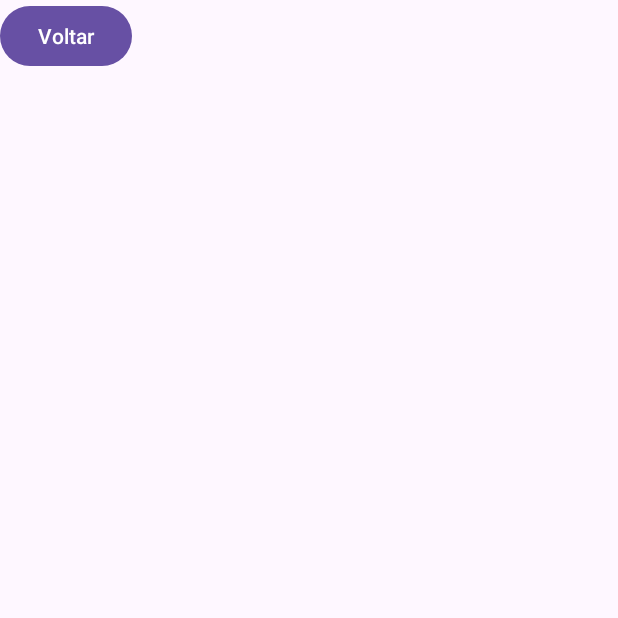
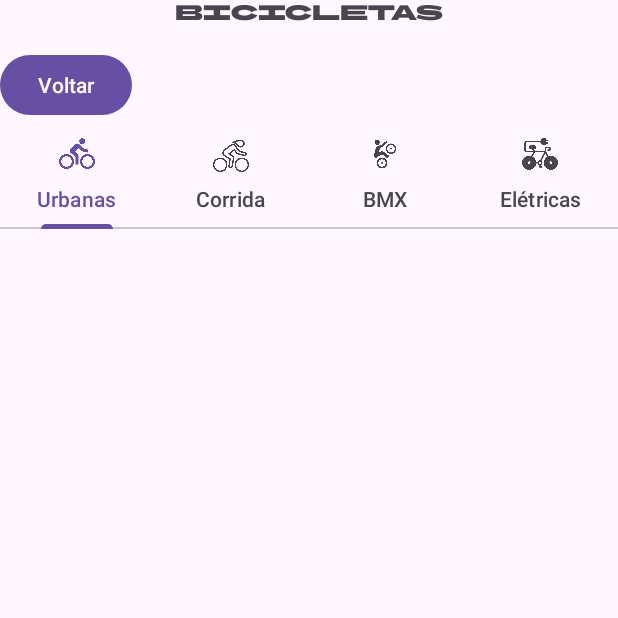
Before and after one commit to ovictorqueiroz/MyApp_12_10, an Android app: the Bicicletas screen opened directly, with no data from a screen before it, on a phone screen of 412 x 824 dp, the top half of it. Run offline under Robolectric (Android 15) with nearby library versions, the phone set to English and light mode, and no system bars.

Commit message:
commit para salvar

```diff
--- a/app/src/main/res/layout/bicicletas_layout.xml
+++ b/app/src/main/res/layout/bicicletas_layout.xml
@@ -5,15 +5,55 @@
     android:id="@+id/main"
     android:layout_width="match_parent"
     android:layout_height="match_parent"
-    tools:context=".Bicicletas"
     android:orientation="vertical"
-    >
+    tools:context=".Bicicletas">
+
+    <TextView
+        android:id="@+id/headerBicicleta"
+        android:layout_width="match_parent"
+        android:layout_height="wrap_content"
+        android:layout_marginBottom="15dp"
+        android:fontFamily="@font/bbhsansbartle"
+        android:gravity="center"
+        android:text="Bicicletas" />
+
+
     <com.google.android.material.button.MaterialButton
         android:id="@+id/btnVoltar"
         android:layout_width="wrap_content"
         android:layout_height="wrap_content"
-        android:text="Voltar"
-        />
+        android:text="Voltar" />
+
+    <com.google.android.material.tabs.TabLayout
+        android:id="@+id/tabLayoutBike"
+        android:layout_width="match_parent"
+        android:layout_height="wrap_content">
+
+        <com.google.android.material.tabs.TabItem
+            android:layout_width="wrap_content"
+            android:layout_height="wrap_content"
+            android:icon="@drawable/bike_icon"
+            android:text="Urbanas" />
+
+        <com.google.android.material.tabs.TabItem
+            android:layout_width="wrap_content"
+            android:layout_height="wrap_content"
+            android:icon="@drawable/bike_racing_icon"
+            android:text="Corrida" />
+
+        <com.google.android.material.tabs.TabItem
+            android:layout_width="wrap_content"
+            android:layout_height="wrap_content"
+            android:icon="@drawable/bike_bmx_icon"
+            android:text="BMX" />
+
+        <com.google.android.material.tabs.TabItem
+            android:layout_width="wrap_content"
+            android:layout_height="wrap_content"
+            android:icon="@drawable/bike_electric_icon"
+            android:text="Elétricas" />
+
+        </com.google.android.material.tabs.TabLayout>
 
 
 </LinearLayout>
--- a/app/src/main/res/layout/menu_principal_layout.xml
+++ b/app/src/main/res/layout/menu_principal_layout.xml
@@ -76,6 +76,7 @@
                 android:layout_height="150dp"
                 android:src="@drawable/bike_icon"
                 android:scaleType="fitCenter"
+
                 />
 
             <TextView
--- a/app/src/main/res/values/strings.xml
+++ b/app/src/main/res/values/strings.xml
@@ -1,3 +1,5 @@
 <resources>
     <string name="app_name">Bike Flash</string>
+    <!-- TODO: Remove or change this placeholder text -->
+    <string name="hello_blank_fragment">Hello blank fragment</string>
 </resources>
```
Also changed, not shown: app/src/main/java/br/com/etecia/myapp/BikeUrbanaFragment.java (added, +64 -0 lines), app/src/main/res/layout/fragment_bike_urbana.xml (added, +14 -0 lines), app/src/main/res/drawable/bike_bmx_icon.png (added), app/src/main/res/drawable/bike_electric_icon.png (added), app/src/main/res/drawable/bike_racing_icon.png (added).
